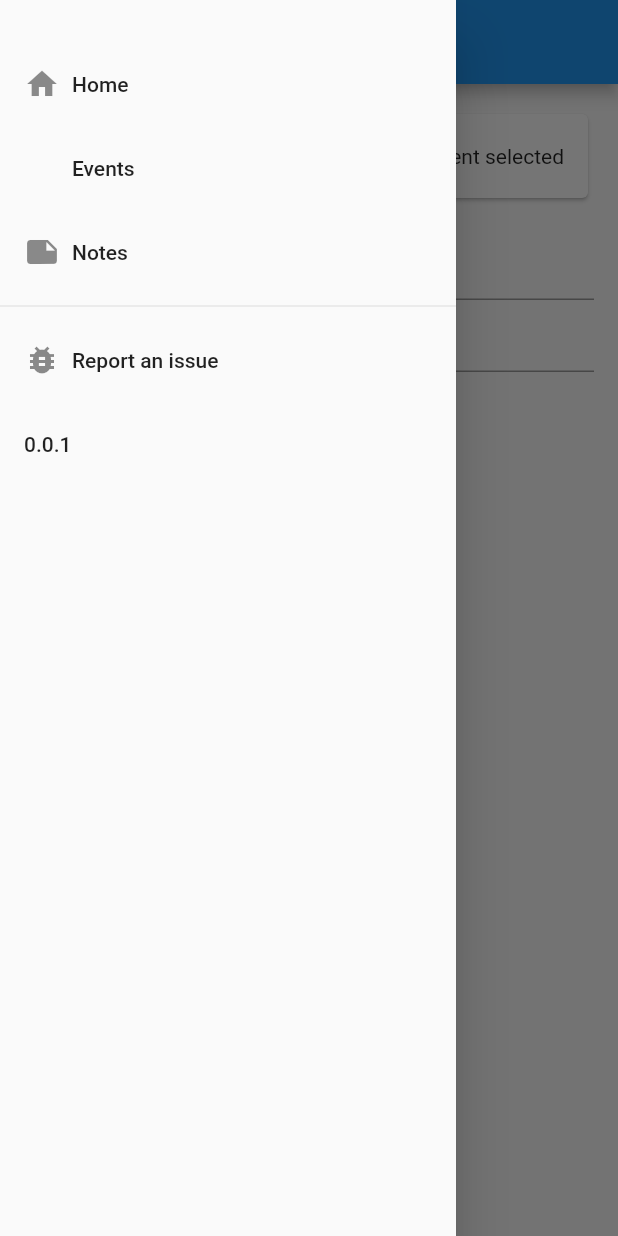
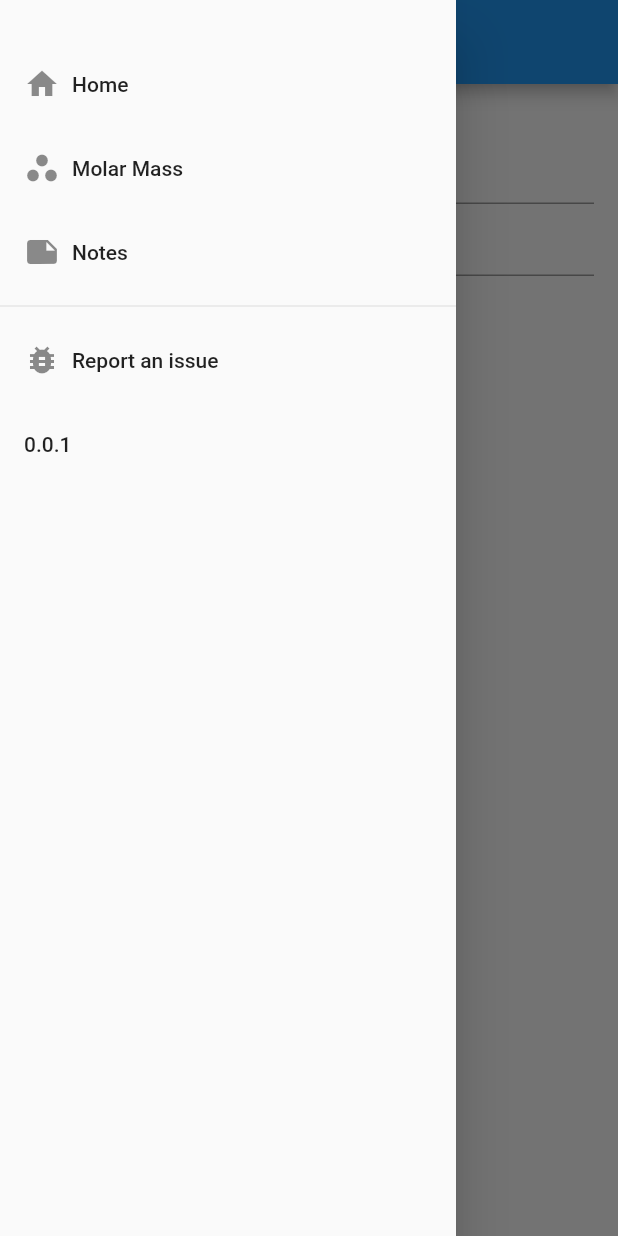
Before and after one commit to IncPlusPlus/chemistry-catalyst, a Flutter app: the TextScreen screen opened by its route, with the side drawer open, on a phone screen of 412 x 824 dp. Run offline on Flutter 3.47's test engine with Material 2 defaults, Android fonts, the light colour scheme and no system bars; our stand-ins replace auto_size_text, decimal; missing offline and left inert: autocomplete_textfield_ns, more, periodic_table.

Commit message:
Add a molar mass calculator (#18)

```diff
--- a/lib/routes.dart
+++ b/lib/routes.dart
@@ -4,7 +4,7 @@ import 'package:chem_catalyst/screens.dart';
 class Routes {
   static Map<String, WidgetBuilder> routes = {
     HomePage.routeName: (context) => const HomePage(),
-    SecondScreen.routeName: (context) => const SecondScreen(),
+    MolarMass.routeName: (context) => const MolarMass(),
     TextScreen.routeName: (context) => TextScreen(),
   };
 }
--- a/lib/screens.dart
+++ b/lib/screens.dart
@@ -1,3 +1,3 @@
 export 'screens/home_screen.dart';
-export 'screens/screen1.dart';
+export 'screens/molar_mass.dart';
 export 'screens/text_input_screen.dart';
--- a/lib/screens/home_screen.dart
+++ b/lib/screens/home_screen.dart
@@ -38,7 +38,7 @@ class HomePage extends StatelessWidget {
               'You have pushed the button this many times:',
             ),
             Text(
-              '0 hundred',
+              '0 (this never increments. the button isn\'t hooked up to anything)',
               style: Theme.of(context).textTheme.headline4,
             ),
           ],
--- a/lib/screens/text_input_screen.dart
+++ b/lib/screens/text_input_screen.dart
@@ -1,4 +1,4 @@
-import 'package:chem_catalyst/widget/ElementSuggestion.dart';
+// import 'package:chem_catalyst/widget/element_picker.dart';
 import 'package:chem_catalyst/widgets.dart';
 import 'package:flutter/material.dart';
 import 'package:periodic_table/periodic_table.dart';
@@ -50,7 +50,7 @@ class _TextScreenState extends State<TextScreen> {
         padding: const EdgeInsets.all(16.0),
         child: Column(
           children: [
-            ElementWidget(updateParentFunction: updateElement),
+            // ElementWidget(updateParentFunction: updateElement),
             Text("Selected element is ${element?.name ?? "empty"}"),
             TextField(
               onChanged: (text) {
--- a/lib/widget/ElementSuggestion.dart
+++ /dev/null
@@ -1,76 +0,0 @@
-import 'package:autocomplete_textfield_ns/autocomplete_textfield_ns.dart';
-import 'package:flutter/material.dart';
-import 'package:periodic_table/periodic_table.dart';
-
-class ElementWidget extends StatefulWidget {
-  final void Function(ChemicalElement newElement) updateParentFunction;
-
-  @override
-  ElementWidgetState createState() => ElementWidgetState();
-
-  ElementWidget({Key? key, required this.updateParentFunction})
-      : super(key: key);
-}
-
-class ElementWidgetState extends State<ElementWidget> {
-  // Unused but this is required for the autocomplete API
-  var keyRequiredForAddSuggestion =
-      GlobalKey<AutoCompleteTextFieldState<ChemicalElement>>();
-  ChemicalElement? selected;
-  ElementWidgetState();
-
-  void submitAndPop(ChemicalElement selectedItem, BuildContext context) {
-    setState(() => {selected = selectedItem});
-    widget.updateParentFunction(selectedItem);
-    Navigator.of(context).pop(selectedItem);
-  }
-
-  AutoCompleteTextField<ChemicalElement> _buildAutoCompleteTextField(
-      BuildContext context) {
-    return AutoCompleteTextField(
-      decoration: InputDecoration(
-        hintText: "Search for an element:",
-        suffixIcon: Icon(Icons.search),
-      ),
-      itemSubmitted: (item) => submitAndPop(item, context),
-      key: keyRequiredForAddSuggestion,
-      suggestions: periodicTable,
-      itemBuilder: (context, suggestion) => Padding(
-        child: ListTile(
-          title: Text(suggestion.symbol),
-          trailing: Text(suggestion.name),
-        ),
-        padding: EdgeInsets.all(8.0),
-      ),
-      itemSorter: (a, b) => a.number.compareTo(b.number),
-      itemFilter: (suggestion, query) =>
-          suggestion.symbol.toLowerCase().startsWith(query.toLowerCase()) ||
-          suggestion.name.toLowerCase().startsWith(query.toLowerCase()),
-    );
-  }
-
-  @override
-  Widget build(BuildContext context) {
-    return Column(
-      children: [
-        Card(
-          child: Column(
-            children: [
-              ListTile(
-                title: Text(selected?.symbol ?? "No symbol selected"),
-                trailing: Text(selected?.name ?? "No element selected"),
-                onTap: () => showDialog(
-                  context: context,
-                  builder: (context) {
-                    return AlertDialog(
-                        content: _buildAutoCompleteTextField(context));
-                  },
-                ),
-              )
-            ],
-          ),
-        ),
-      ],
-    );
-  }
-}
--- a/lib/widget/drawer.dart
+++ b/lib/widget/drawer.dart
@@ -19,10 +19,10 @@ class AppDrawer extends StatelessWidget {
                 Navigator.pushReplacementNamed(context, HomePage.routeName),
           ),
           _createDrawerItem(
-            // icon: Icons.event,
-            text: 'Events',
+            icon: Icons.workspaces_filled,
+            text: 'Molar Mass',
             onTap: () =>
-                Navigator.pushReplacementNamed(context, SecondScreen.routeName),
+                Navigator.pushReplacementNamed(context, MolarMass.routeName),
           ),
           _createDrawerItem(
             icon: Icons.note,
--- a/pubspec.yaml
+++ b/pubspec.yaml
@@ -30,6 +30,10 @@ dependencies:
   cupertino_icons: ^1.0.2
   autocomplete_textfield_ns: ^2.0.0
   periodic_table: ^0.2.0
+  more: ^3.1.0
+  decimal: ^1.3.0
+  auto_size_text_field: ^1.0.0-nullsafety.1
+  auto_size_text: ^3.0.0-nullsafety.0
 
 dev_dependencies:
   flutter_test:
```
Also changed, not shown: lib/model/element_item.dart (added, +25 -0 lines), lib/screens/molar_mass.dart (added, +126 -0 lines), lib/screens/screen1.dart (deleted, +0 -20 lines), lib/widget/element_picker.dart (added, +42 -0 lines), pubspec.lock.
